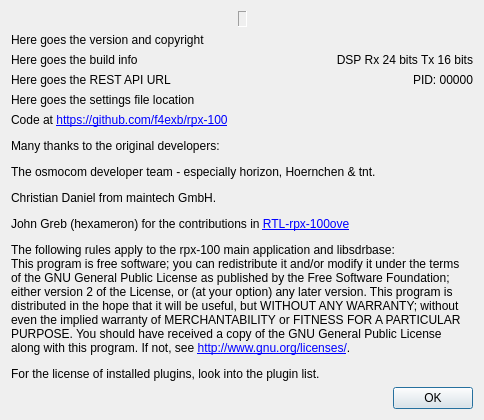
Qt form sdrgui/gui/aboutdialog.ui (mfkiwl/RPX-100-SDR) before a commit.
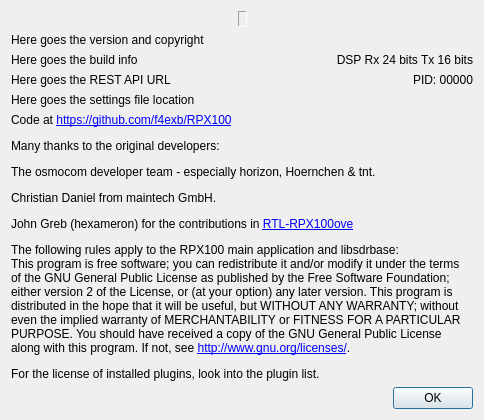
The same form after that commit. Icons and pictures are not drawn.

The edit to the form file:
```diff
--- a/sdrgui/gui/aboutdialog.ui
+++ b/sdrgui/gui/aboutdialog.ui
@@ -150,7 +150,7 @@
    <item>
     <widget class="QLabel" name="info">
      <property name="text">
-      <string>&lt;html&gt;&lt;head/&gt;&lt;body&gt;&lt;p&gt;Code at &lt;a href=&quot;https://github.com/f4exb/rpx-100&quot;&gt;&lt;span style=&quot; text-decoration: underline; color:#0000ff;&quot;&gt;https://github.com/f4exb/rpx-100&lt;/span&gt;&lt;/a&gt;&lt;/p&gt;&lt;p&gt;Many thanks to the original developers:&lt;/p&gt;&lt;p&gt;The osmocom developer team - especially horizon, Hoernchen &amp;amp; tnt.&lt;/p&gt;&lt;p&gt;Christian Daniel from maintech GmbH.&lt;/p&gt;&lt;p&gt;John Greb (hexameron) for the contributions in &lt;a href=&quot;https://github.com/hexameron/rtl-rpx-100ove&quot;&gt;&lt;span style=&quot; text-decoration: underline; color:#0000ff;&quot;&gt;RTL-rpx-100ove&lt;/span&gt;&lt;/a&gt;&lt;/p&gt;&lt;p&gt;The following rules apply to the rpx-100 main application and libsdrbase:&lt;br/&gt;This program is free software; you can redistribute it and/or modify it under the terms of the GNU General Public License as published by the Free Software Foundation; either version 2 of the License, or (at your option) any later version. This program is distributed in the hope that it will be useful, but WITHOUT ANY WARRANTY; without even the implied warranty of MERCHANTABILITY or FITNESS FOR A PARTICULAR PURPOSE. You should have received a copy of the GNU General Public License along with this program. If not, see &lt;a href=&quot;http://www.gnu.org/licenses/&quot;&gt;&lt;span style=&quot; text-decoration: underline; color:#0000ff;&quot;&gt;http://www.gnu.org/licenses/&lt;/span&gt;&lt;/a&gt;.&lt;/p&gt;&lt;p&gt;For the license of installed plugins, look into the plugin list.&lt;/p&gt;&lt;/body&gt;&lt;/html&gt;</string>
+      <string>&lt;html&gt;&lt;head/&gt;&lt;body&gt;&lt;p&gt;Code at &lt;a href=&quot;https://github.com/f4exb/RPX100&quot;&gt;&lt;span style=&quot; text-decoration: underline; color:#0000ff;&quot;&gt;https://github.com/f4exb/RPX100&lt;/span&gt;&lt;/a&gt;&lt;/p&gt;&lt;p&gt;Many thanks to the original developers:&lt;/p&gt;&lt;p&gt;The osmocom developer team - especially horizon, Hoernchen &amp;amp; tnt.&lt;/p&gt;&lt;p&gt;Christian Daniel from maintech GmbH.&lt;/p&gt;&lt;p&gt;John Greb (hexameron) for the contributions in &lt;a href=&quot;https://github.com/hexameron/rtl-RPX100ove&quot;&gt;&lt;span style=&quot; text-decoration: underline; color:#0000ff;&quot;&gt;RTL-RPX100ove&lt;/span&gt;&lt;/a&gt;&lt;/p&gt;&lt;p&gt;The following rules apply to the RPX100 main application and libsdrbase:&lt;br/&gt;This program is free software; you can redistribute it and/or modify it under the terms of the GNU General Public License as published by the Free Software Foundation; either version 2 of the License, or (at your option) any later version. This program is distributed in the hope that it will be useful, but WITHOUT ANY WARRANTY; without even the implied warranty of MERCHANTABILITY or FITNESS FOR A PARTICULAR PURPOSE. You should have received a copy of the GNU General Public License along with this program. If not, see &lt;a href=&quot;http://www.gnu.org/licenses/&quot;&gt;&lt;span style=&quot; text-decoration: underline; color:#0000ff;&quot;&gt;http://www.gnu.org/licenses/&lt;/span&gt;&lt;/a&gt;.&lt;/p&gt;&lt;p&gt;For the license of installed plugins, look into the plugin list.&lt;/p&gt;&lt;/body&gt;&lt;/html&gt;</string>
      </property>
      <property name="wordWrap">
       <bool>true</bool>
```
Left out of the diff: 4 changed lines with no effect on the pictures.
